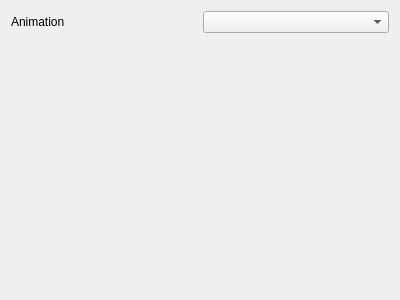
Above: src/qt/design-files/animation.ui from CountRucula/matrix-app before the change. Below: the same form after it.
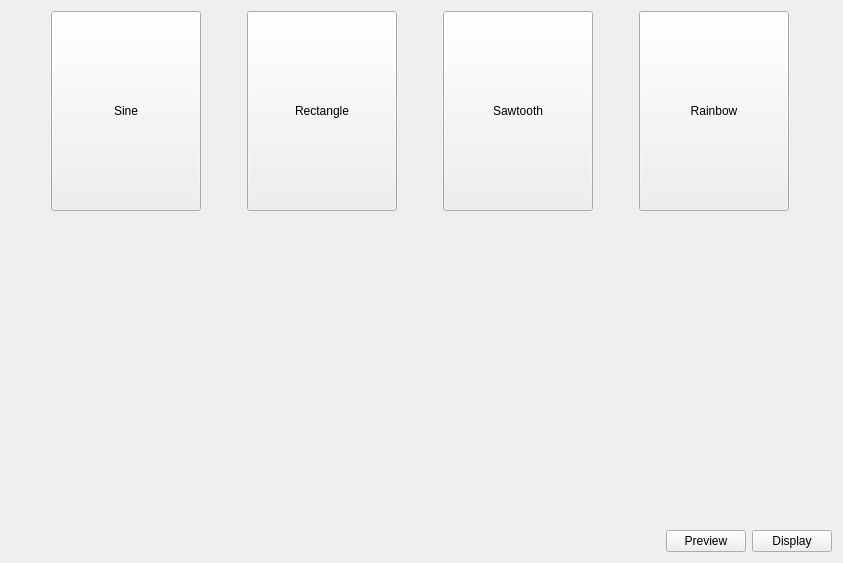
That is the form after the change.

Commit message: feat: move mode selection to respective tab

Patch:
```diff
--- a/src/qt/design-files/animation.ui
+++ b/src/qt/design-files/animation.ui
@@ -6,15 +6,15 @@
    <rect>
     <x>0</x>
     <y>0</y>
-    <width>400</width>
-    <height>300</height>
+    <width>843</width>
+    <height>563</height>
    </rect>
   </property>
   <property name="windowTitle">
    <string>Form</string>
   </property>
   <layout class="QGridLayout" name="gridLayout">
-   <item row="1" column="1">
+   <item row="1" column="0">
     <spacer name="verticalSpacer">
      <property name="orientation">
       <enum>Qt::Orientation::Vertical</enum>
@@ -27,15 +27,143 @@
      </property>
     </spacer>
    </item>
-   <item row="0" column="1">
-    <widget class="QComboBox" name="cb_animation_type"/>
-   </item>
    <item row="0" column="0">
-    <widget class="QLabel" name="label">
-     <property name="text">
-      <string>Animation</string>
+    <layout class="QGridLayout" name="gridLayout_2">
+     <item row="0" column="0">
+      <widget class="QToolButton" name="btn_mode_sine">
+       <property name="minimumSize">
+        <size>
+         <width>150</width>
+         <height>200</height>
+        </size>
+       </property>
+       <property name="text">
+        <string>Sine</string>
+       </property>
+       <property name="iconSize">
+        <size>
+         <width>128</width>
+         <height>128</height>
+        </size>
+       </property>
+       <property name="checkable">
+        <bool>true</bool>
+       </property>
+       <property name="toolButtonStyle">
+        <enum>Qt::ToolButtonStyle::ToolButtonTextUnderIcon</enum>
+       </property>
+      </widget>
+     </item>
+     <item row="0" column="1">
+      <widget class="QToolButton" name="btn_mode_rect">
+       <property name="minimumSize">
+        <size>
+         <width>150</width>
+         <height>200</height>
+        </size>
+       </property>
+       <property name="text">
+        <string>Rectangle</string>
+       </property>
+       <property name="iconSize">
+        <size>
+         <width>128</width>
+         <height>128</height>
+        </size>
+       </property>
+       <property name="checkable">
+        <bool>true</bool>
+       </property>
+       <property name="toolButtonStyle">
+        <enum>Qt::ToolButtonStyle::ToolButtonTextUnderIcon</enum>
+       </property>
+      </widget>
+     </item>
+     <item row="0" column="2">
+      <widget class="QToolButton" name="btn_mode_sawtooth">
+       <property name="minimumSize">
+        <size>
+         <width>150</width>
+         <height>200</height>
+        </size>
+       </property>
+       <property name="text">
+        <string>Sawtooth</string>
+       </property>
+       <property name="iconSize">
+        <size>
+         <width>128</width>
+         <height>128</height>
+        </size>
+       </property>
+       <property name="checkable">
+        <bool>true</bool>
+       </property>
+       <property name="toolButtonStyle">
+        <enum>Qt::ToolButtonStyle::ToolButtonTextUnderIcon</enum>
+       </property>
+      </widget>
+     </item>
+     <item row="0" column="3">
+      <widget class="QToolButton" name="btn_mode_rainbow">
+       <property name="minimumSize">
+        <size>
+         <width>150</width>
+         <height>200</height>
+        </size>
+       </property>
+       <property name="text">
+        <string>Rainbow</string>
+       </property>
+       <property name="iconSize">
+        <size>
+         <width>128</width>
+         <height>128</height>
+        </size>
+       </property>
+       <property name="checkable">
+        <bool>true</bool>
+       </property>
+       <property name="toolButtonStyle">
+        <enum>Qt::ToolButtonStyle::ToolButtonTextUnderIcon</enum>
+       </property>
+      </widget>
+     </item>
+    </layout>
+   </item>
+   <item row="2" column="0">
+    <layout class="QHBoxLayout" name="horizontalLayout">
+     <property name="topMargin">
+      <number>10</number>
      </property>
-    </widget>
+     <item>
+      <spacer name="horizontalSpacer">
+       <property name="orientation">
+        <enum>Qt::Orientation::Horizontal</enum>
+       </property>
+       <property name="sizeHint" stdset="0">
+        <size>
+         <width>40</width>
+         <height>20</height>
+        </size>
+       </property>
+      </spacer>
+     </item>
+     <item>
+      <widget class="QPushButton" name="btn_preview">
+       <property name="text">
+        <string>Preview</string>
+       </property>
+      </widget>
+     </item>
+     <item>
+      <widget class="QPushButton" name="btn_display">
+       <property name="text">
+        <string>Display</string>
+       </property>
+      </widget>
+     </item>
+    </layout>
    </item>
   </layout>
  </widget>
```
The commit also changes 21 other files.
